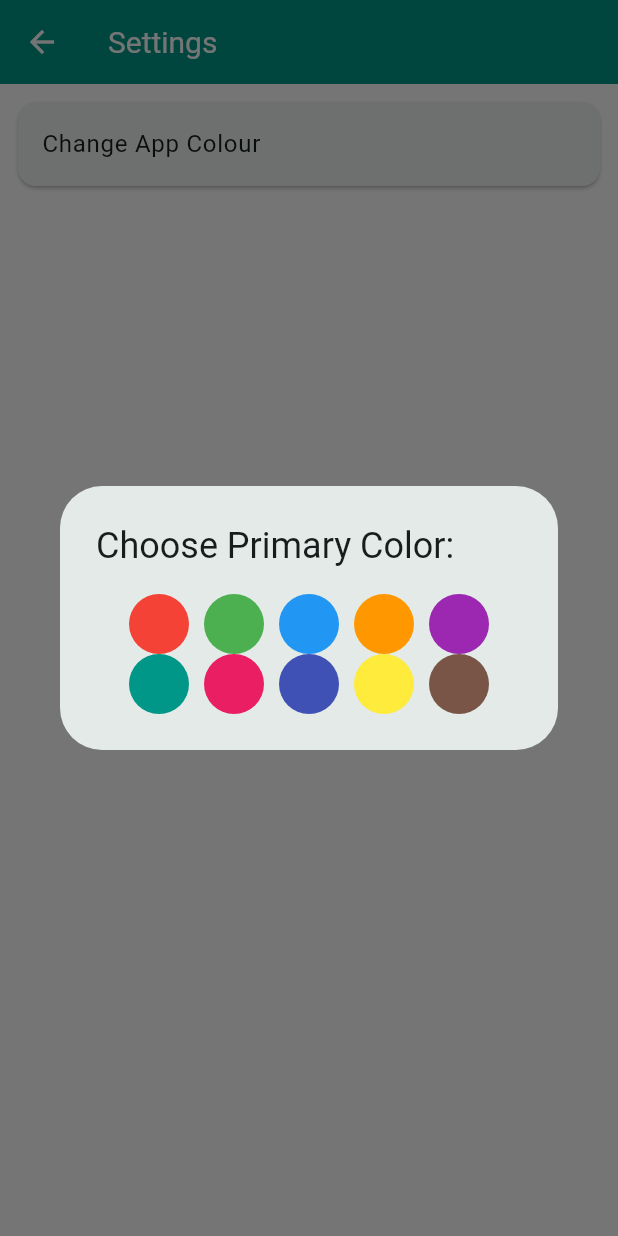
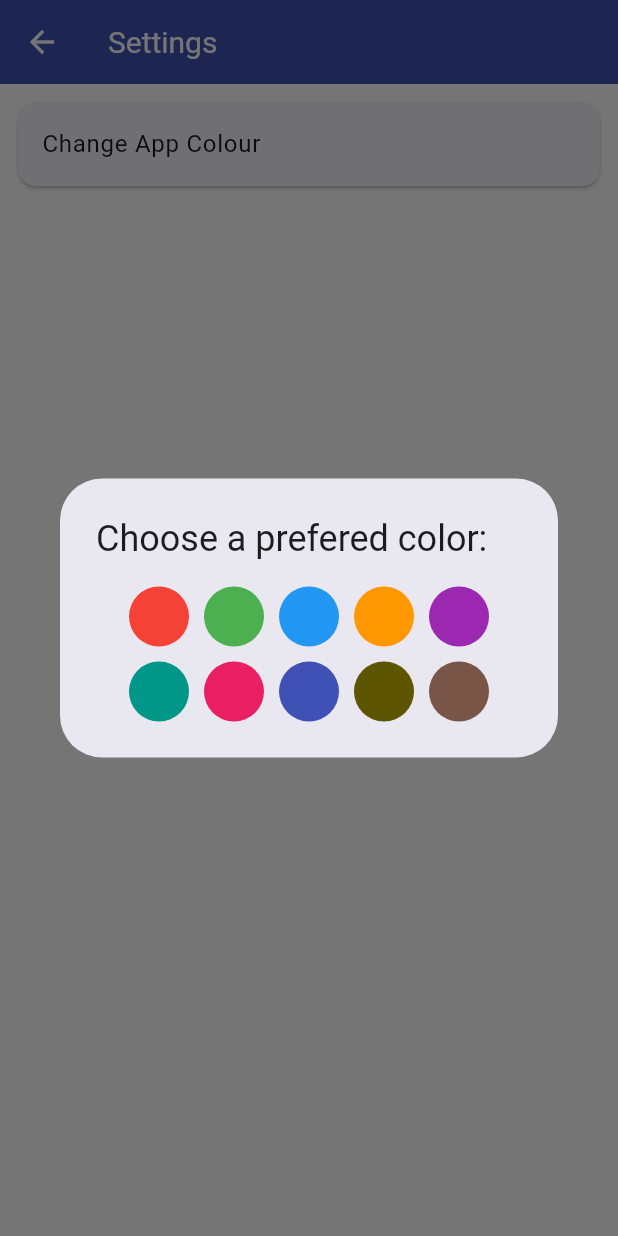
Before and after one commit to sessoun/ch_db_admin, a Flutter app: the SettingsView screen opened directly, after a tap on "Change App Colour", on a phone screen of 412 x 824 dp. Run offline on Flutter 3.47's test engine with Material 3 defaults, Android fonts, the phone set to English and light mode, and no system bars; our stand-ins replace cached_network_image, cloud_firestore, dartz, firebase_auth, firebase_core, firebase_storage and 5 more; missing offline and left inert: mailer; accounts and stored records are empty; network calls fail.

Commit message:
ui/ux enhance

```diff
--- a/lib/src/settings/settings.dart
+++ b/lib/src/settings/settings.dart
@@ -21,7 +21,7 @@ class _SettingsViewState extends State<SettingsView> {
     Colors.teal,
     Colors.pink,
     Colors.indigo,
-    Colors.yellow,
+    const Color(0xFF5E5501),
     Colors.brown,
   ];
 
@@ -32,12 +32,13 @@ class _SettingsViewState extends State<SettingsView> {
       barrierDismissible: false,
       builder: (context) {
         return AlertDialog(
-          title: const Text('Choose Primary Color:'),
+          title: const Text('Choose a prefered color:'),
           content: Column(
             mainAxisSize: MainAxisSize.min,
             children: [
               Wrap(
                 spacing: 10.0,
+                runSpacing: 10,
                 children: presetColors.map((color) {
                   return GestureDetector(
                     onTap: () async {
--- a/lib/theme/apptheme.dart
+++ b/lib/theme/apptheme.dart
@@ -124,7 +124,7 @@ Future<void> savePreferences(bool isDarkMode, Color primaryColor) async {
 Future<Map<String, dynamic>> loadPreferences() async {
   final prefs = await SharedPreferences.getInstance();
   final isDarkMode = prefs.getBool('isDarkMode') ?? false;
-  final primaryColor = prefs.getInt('primaryColor') ?? Colors.teal.value;
+  final primaryColor = prefs.getInt('primaryColor') ?? Colors.indigo.value;
   return {
     'isDarkMode': isDarkMode,
     'primaryColor': Color(primaryColor),
```
Also changed, not shown: lib/src/auth/presentation/ui/orgname_dialog.dart (+23 -12 lines).
